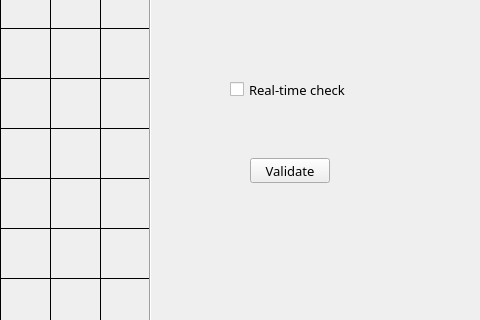
Before: the Qt Designer form src/forms/sudokuwindow.ui in Gregoire-perso/skydocu, drawn with Qt 5; both pictures show x 520 to 1000 and y 195 to 515 of the 1000 by 600 pixel window.
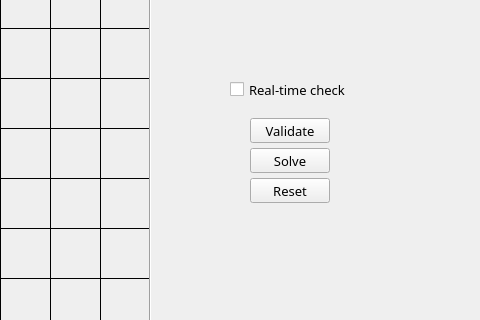
After: the same form once the commit is applied.

Commit message: Add reset and solve buttons

```diff
--- a/src/forms/sudokuwindow.ui
+++ b/src/forms/sudokuwindow.ui
@@ -218,7 +218,7 @@
     <property name="geometry">
      <rect>
       <x>770</x>
-      <y>330</y>
+      <y>290</y>
       <width>80</width>
       <height>25</height>
      </rect>
@@ -312,6 +312,32 @@
      <enum>Qt::Vertical</enum>
     </property>
    </widget>
+   <widget class="QPushButton" name="solveButton">
+    <property name="geometry">
+     <rect>
+      <x>770</x>
+      <y>320</y>
+      <width>80</width>
+      <height>25</height>
+     </rect>
+    </property>
+    <property name="text">
+     <string>Solve</string>
+    </property>
+   </widget>
+   <widget class="QPushButton" name="resetButton">
+    <property name="geometry">
+     <rect>
+      <x>770</x>
+      <y>350</y>
+      <width>80</width>
+      <height>25</height>
+     </rect>
+    </property>
+    <property name="text">
+     <string>Reset</string>
+    </property>
+   </widget>
   </widget>
   <widget class="QMenuBar" name="menubar">
    <property name="geometry">
```
The commit also changes 4 other files.
